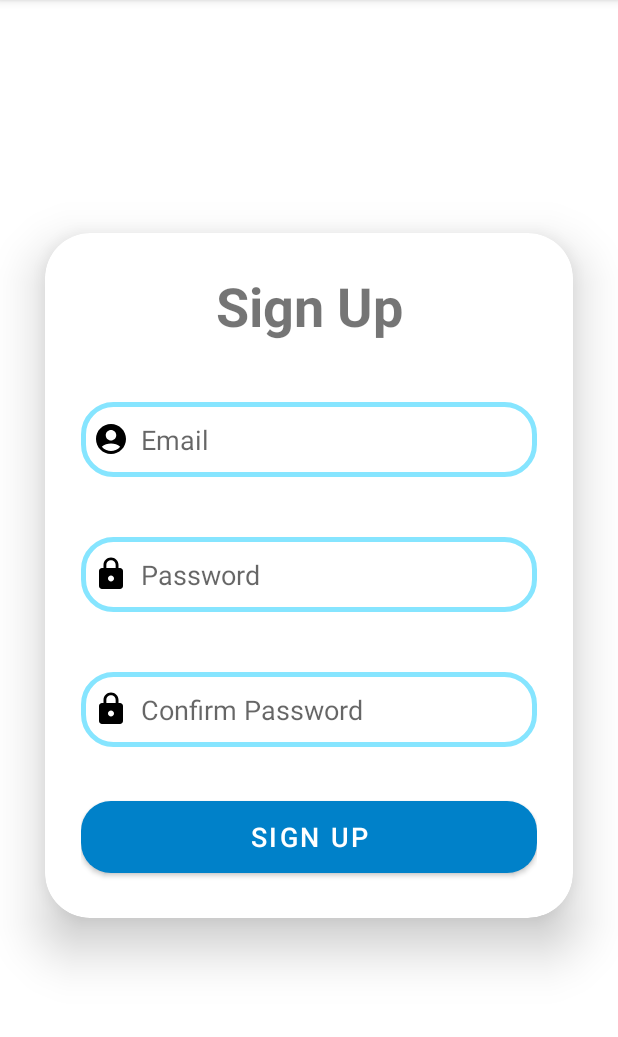
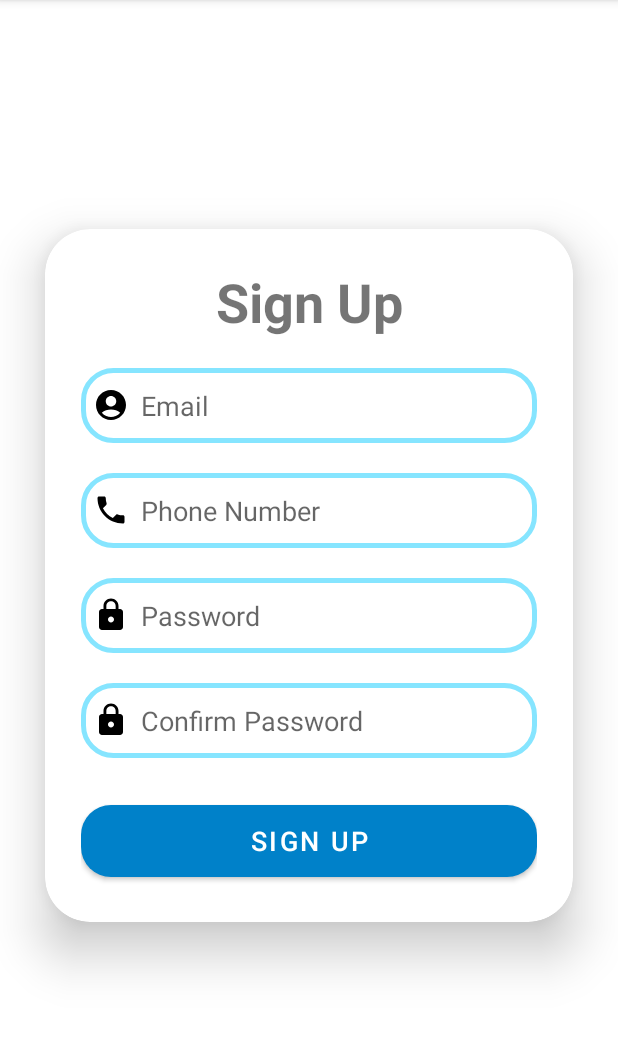
Before and after one commit to CKY531/CUDeliver, an Android app: the SignUpActivity screen opened directly, with no data from a screen before it, on a phone screen of 412 x 824 dp, the part 84-1121 px from its top. Run offline under Robolectric (Android 15) with nearby library versions, the phone set to English and light mode, and no system bars; our stand-ins replace Firebase (no records; nobody signed in at launch, a user with empty details on screens opened directly).

Commit message:
layout update

```diff
--- /dev/null
+++ b/app/src/main/res/drawable/baseline_local_phone_24.xml
@@ -0,0 +1,5 @@
+<vector android:height="24dp" android:tint="#000000"
+    android:viewportHeight="24" android:viewportWidth="24"
+    android:width="24dp" xmlns:android="http://schemas.android.com/apk/res/android">
+    <path android:fillColor="@android:color/white" android:pathData="M6.62,10.79c1.44,2.83 3.76,5.14 6.59,6.59l2.2,-2.2c0.27,-0.27 0.67,-0.36 1.02,-0.24 1.12,0.37 2.33,0.57 3.57,0.57 0.55,0 1,0.45 1,1V20c0,0.55 -0.45,1 -1,1 -9.39,0 -17,-7.61 -17,-17 0,-0.55 0.45,-1 1,-1h3.5c0.55,0 1,0.45 1,1 0,1.25 0.2,2.45 0.57,3.57 0.11,0.35 0.03,0.74 -0.25,1.02l-2.2,2.2z"/>
+</vector>
--- a/app/src/main/res/layout/activity_sign_up.xml
+++ b/app/src/main/res/layout/activity_sign_up.xml
@@ -45,8 +45,23 @@
                 android:inputType="textEmailAddress"
                 android:padding="8dp"
                 android:textColor="@color/black"
-                android:layout_marginTop="40dp"
+                android:layout_marginTop="20dp"
                 />
+
+            <EditText
+                android:layout_width="match_parent"
+                android:layout_height="50dp"
+                android:id="@+id/phone"
+                android:background="@drawable/custom_edit_text"
+                android:drawableLeft="@drawable/baseline_local_phone_24"
+                android:drawablePadding="8dp"
+                android:hint="Phone Number"
+                android:inputType="text"
+                android:padding="8dp"
+                android:textColor="@color/black"
+                android:layout_marginTop="20dp"
+                />
+
             <EditText
                 android:layout_width="match_parent"
                 android:layout_height="50dp"
@@ -58,9 +73,8 @@
                 android:inputType="textPassword"
                 android:padding="8dp"
                 android:textColor="@color/black"
-                android:layout_marginTop="40dp"
+                android:layout_marginTop="20dp"
                 />
-
             <EditText
                 android:layout_width="match_parent"
                 android:layout_height="50dp"
@@ -72,7 +86,7 @@
                 android:inputType="textPassword"
                 android:padding="8dp"
                 android:textColor="@color/black"
-                android:layout_marginTop="40dp"
+                android:layout_marginTop="20dp"
                 />
             <Button
                 android:layout_width="match_parent"
@@ -80,8 +94,9 @@
                 android:id="@+id/button_signup"
                 android:text="SIGN UP"
                 android:textSize="18sp"
-                android:layout_marginTop="30dp"
+                android:layout_marginTop="25dp"
                 app:cornerRadius="20dp"/>
+
         </LinearLayout>
     </androidx.cardview.widget.CardView>
 
--- /dev/null
+++ b/app/src/main/res/menu/user_option_menu.xml
@@ -0,0 +1,10 @@
+<?xml version="1.0" encoding="utf-8"?>
+<menu xmlns:android="http://schemas.android.com/apk/res/android">
+
+    <item android:id="@+id/option_change_password"
+        android:title="@string/string_change_password"
+        android:icon="@drawable/ic_baseline_checklist_rtl_24" />
+    <item android:id="@+id/option_logout"
+        android:title="@string/string_logout"
+        android:icon="@drawable/ic_baseline_fire_truck_24" />
+</menu>
--- a/app/src/main/res/values/strings.xml
+++ b/app/src/main/res/values/strings.xml
@@ -8,4 +8,6 @@
     <!--    <string name="hello_blank_fragment">Hello blank fragment</string>-->
     <string name="sign_up">SIGN UP</string>
     <string name="login">LOGIN</string>
+    <string name="string_change_password">Change Password</string>
+    <string name="string_logout">Logout</string>
 </resources>
--- a/app/src/main/res/values/style.xml
+++ b/app/src/main/res/values/style.xml
@@ -1,9 +1,16 @@
 <?xml version="1.0" encoding="utf-8"?>
-<resources>
+<resources xmlns:tools="http://schemas.android.com/tools">
     <style name="CustomActivityAnimation" parent="@android:style/Animation.Activity">
         <item name="android:activityOpenEnterAnimation">@anim/slide_in_right</item>
         <item name="android:activityOpenExitAnimation">@anim/slide_out_left</item>
         <item name="android:activityCloseEnterAnimation">@anim/slide_in_left</item>
         <item name="android:activityCloseExitAnimation">@anim/slide_out_right</item>
     </style>
+    <style name="OverflowMenu" parent="Widget.AppCompat.PopupMenu.Overflow">
+        <!-- Required for pre-Lollipop. -->
+        <item name="overlapAnchor">false</item>
+        <!-- Required for Lollipop. -->
+        <item name="android:overlapAnchor">false</item>
+        <item name="android:dropDownVerticalOffset">4.0dip</item>
+    </style>
 </resources>
--- a/app/src/main/res/values/themes.xml
+++ b/app/src/main/res/values/themes.xml
@@ -13,5 +13,6 @@
         <!-- Status bar color. -->
         <item name="android:statusBarColor" tools:targetApi="l">?attr/colorPrimaryVariant</item>
         <!-- Customize your theme here. -->
+        <item name="actionOverflowMenuStyle">@style/OverflowMenu</item>
     </style>
 </resources>
```
